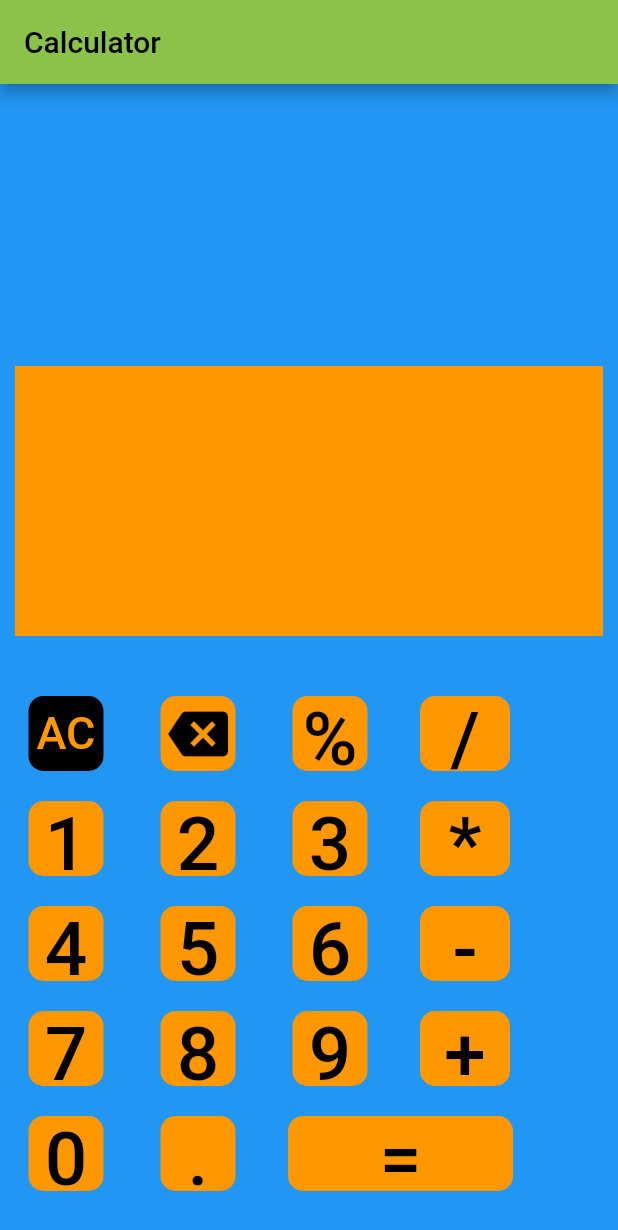
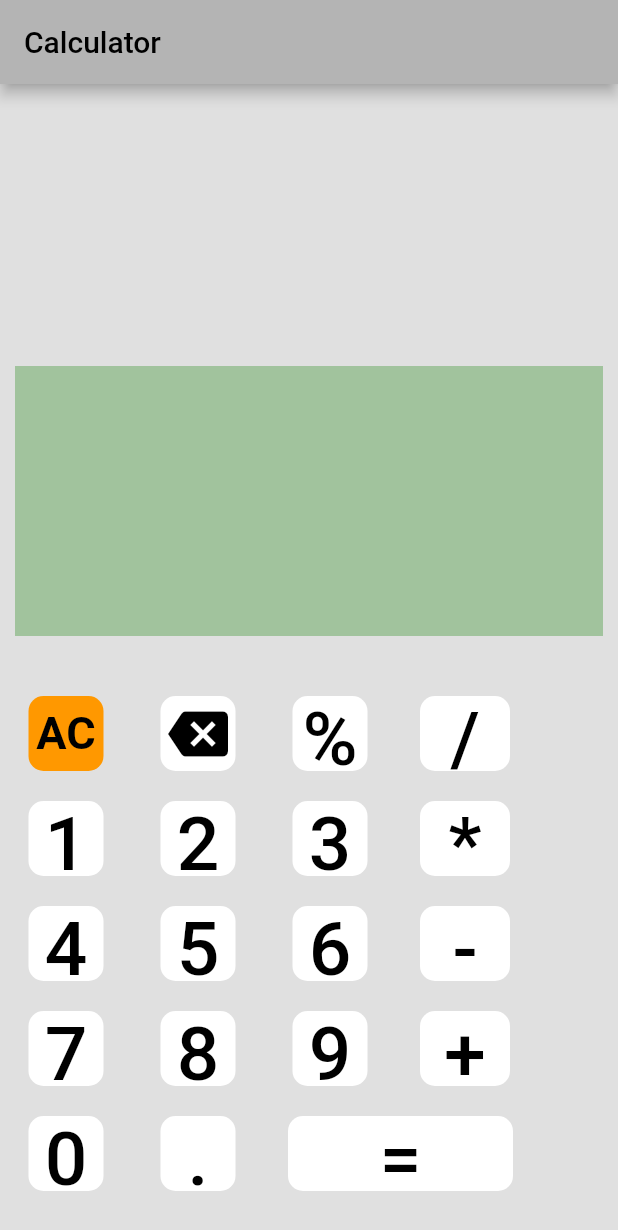
Before and after one commit to yadasai007/calculator, a Flutter app: the screen it shows after launch, on a phone screen of 412 x 824 dp. Shown: the top 1230 px of the screen. Run offline on Flutter 3.47's test engine with Material 2 defaults, Android fonts, the phone set to English and light mode, and no system bars.

Commit message:
'commited'

```diff
--- a/lib/main.dart
+++ b/lib/main.dart
@@ -12,13 +12,13 @@ class MyApp extends StatelessWidget {
   @override
   Widget build(BuildContext context) {
     return Scaffold(
-        backgroundColor: Colors.blue,
+        backgroundColor: Color.fromRGBO(224, 224, 224, 1),
         appBar: AppBar(
           title: Text(
             'Calculator',
             style: TextStyle(color: Colors.black),
           ),
-          backgroundColor: Colors.lightGreen,
+          backgroundColor: Color.fromRGBO(180, 180, 180, 1),
         ),
         body: RunApp());
   }
@@ -87,7 +87,7 @@ class _RunAppState extends State<RunApp> {
             margin: EdgeInsets.all(10),
             height: 180,
             width: double.infinity,
-            color: Colors.orange,
+            color: Color.fromRGBO(13, 127, 0, 0.3),
             child: Text(x,
                 style: TextStyle(
                   fontSize: 48,
@@ -111,12 +111,15 @@ class _RunAppState extends State<RunApp> {
                       width: 50,
                       height: 50,
                       decoration: BoxDecoration(
-                          color: Colors.black,
+                          color: Colors.orange,
                           borderRadius: BorderRadius.circular(10.0)),
                       child: Center(
                         child: Text(
                           'AC',
-                          style: TextStyle(fontSize: 30, color: Colors.orange),
+                          style: TextStyle(
+                              fontSize: 30,
+                              color: Colors.black,
+                              fontWeight: FontWeight.bold),
                         ),
                       ),
                     ),
@@ -132,7 +135,7 @@ class _RunAppState extends State<RunApp> {
                       width: 50,
                       height: 50,
                       decoration: BoxDecoration(
-                          color: Colors.orange,
+                          color: Colors.white,
                           borderRadius: BorderRadius.circular(10.0)),
                       child: Center(
                         child: Text(
@@ -153,7 +156,7 @@ class _RunAppState extends State<RunApp> {
                       width: 50,
                       height: 50,
                       decoration: BoxDecoration(
-                          color: Colors.orange,
+                          color: Colors.white,
                           borderRadius: BorderRadius.circular(10.0)),
                       child: Center(
                         child: Text(
@@ -174,7 +177,7 @@ class _RunAppState extends State<RunApp> {
                       width: 50,
                       height: 50,
                       decoration: BoxDecoration(
-                          color: Colors.orange,
+                          color: Colors.white,
                           borderRadius: BorderRadius.circular(10.0)),
                       child: Center(
                         child: Text(
@@ -221,7 +224,7 @@ class _RunAppState extends State<RunApp> {
                       width: 50,
                       height: 50,
                       decoration: BoxDecoration(
-                          color: Colors.orange,
+                          color: Colors.white,
                           borderRadius: BorderRadius.circular(10.0)),
                       child: Center(
                         child: Icon(Icons.backspace,
@@ -240,7 +243,7 @@ class _RunAppState extends State<RunApp> {
                       width: 50,
                       height: 50,
                       decoration: BoxDecoration(
-                          color: Colors.orange,
+                          color: Colors.white,
                           borderRadius: BorderRadius.circular(10.0)),
                       child: Center(
                         child: Text(
@@ -261,7 +264,7 @@ class _RunAppState extends State<RunApp> {
                       width: 50,
                       height: 50,
                       decoration: BoxDecoration(
-                          color: Colors.orange,
+                          color: Colors.white,
                           borderRadius: BorderRadius.circular(10.0)),
                       child: Center(
                         child: Text(
@@ -282,7 +285,7 @@ class _RunAppState extends State<RunApp> {
                       width: 50,
                       height: 50,
                       decoration: BoxDecoration(
-                          color: Colors.orange,
+                          color: Colors.white,
                           borderRadius: BorderRadius.circular(10.0)),
                       child: Center(
                         child: Text(
@@ -314,7 +317,7 @@ class _RunAppState extends State<RunApp> {
                       width: 50,
                       height: 50,
                       decoration: BoxDecoration(
-                          color: Colors.orange,
+                          color: Colors.white,
                           borderRadius: BorderRadius.circular(10.0)),
                       child: Center(
                         child: Text(
@@ -335,7 +338,7 @@ class _RunAppState extends State<RunApp> {
                       width: 50,
                       height: 50,
                       decoration: BoxDecoration(
-                          color: Colors.orange,
+                          color: Colors.white,
                           borderRadius: BorderRadius.circular(10.0)),
                       child: Center(
                         child: Text(
@@ -356,7 +359,7 @@ class _RunAppState extends State<RunApp> {
                       width: 50,
                       height: 50,
                       decoration: BoxDecoration(
-                          color: Colors.orange,
+                          color: Colors.white,
                           borderRadius: BorderRadius.circular(10.0)),
                       child: Center(
                         child: Text(
@@ -377,7 +380,7 @@ class _RunAppState extends State<RunApp> {
                       width: 50,
                       height: 50,
                       decoration: BoxDecoration(
-                          color: Colors.orange,
+                          color: Colors.white,
                           borderRadius: BorderRadius.circular(10.0)),
                       child: Center(
                         child: Text(
@@ -409,7 +412,7 @@ class _RunAppState extends State<RunApp> {
                       width: 60,
                       height: 50,
                       decoration: BoxDecoration(
-                          color: Colors.orange,
+                          color: Colors.white,
                           borderRadius: BorderRadius.circular(10.0)),
                       child: Center(
                         child: Text(
@@ -437,7 +440,7 @@ class _RunAppState extends State<RunApp> {
                       width: 60,
                       height: 50,
                       decoration: BoxDecoration(
-                          color: Colors.orange,
+                          color: Colors.white,
                           borderRadius: BorderRadius.circular(10.0)),
                       child: Center(
                         child: Text(
@@ -465,7 +468,7 @@ class _RunAppState extends State<RunApp> {
                       width: 60,
                       height: 50,
                       decoration: BoxDecoration(
-                          color: Colors.orange,
+                          color: Colors.white,
                           borderRadius: BorderRadius.circular(10.0)),
                       child: Center(
                         child: Text(
@@ -493,7 +496,7 @@ class _RunAppState extends State<RunApp> {
                       width: 60,
                       height: 50,
                       decoration: BoxDecoration(
-                          color: Colors.orange,
+                          color: Colors.white,
                           borderRadius: BorderRadius.circular(10.0)),
                       child: Center(
                         child: Text(
@@ -519,7 +522,7 @@ class _RunAppState extends State<RunApp> {
                 width: 50,
                 height: 50,
                 decoration: BoxDecoration(
-                    color: Colors.orange,
+                    color: Colors.white,
                     borderRadius: BorderRadius.circular(10.0)),
                 child: Center(
                   child: Text(
@@ -537,7 +540,7 @@ class _RunAppState extends State<RunApp> {
                 width: 50,
                 height: 50,
                 decoration: BoxDecoration(
-                    color: Colors.orange,
+                    color: Colors.white,
                     borderRadius: BorderRadius.circular(10.0)),
                 child: Center(
                   child: Text(
@@ -559,7 +562,7 @@ class _RunAppState extends State<RunApp> {
                 width: 150,
                 height: 50,
                 decoration: BoxDecoration(
-                    color: Colors.orange,
+                    color: Colors.white,
                     borderRadius: BorderRadius.circular(10.0)),
                 child: Center(
                   child: Text(
```
